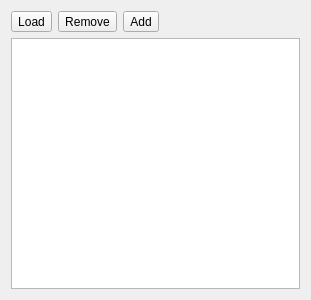
jakimowb/enmapbox_testmigration2, file enmapbox/gui/ui/classificationscheme.ui: the form before one commit.
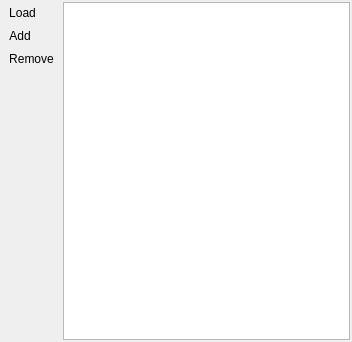
The form after the commit. Icons and pictures are not drawn.

```diff
--- a/enmapbox/gui/ui/classificationscheme.ui
+++ b/enmapbox/gui/ui/classificationscheme.ui
@@ -6,16 +6,34 @@
    <rect>
     <x>0</x>
     <y>0</y>
-    <width>311</width>
-    <height>300</height>
+    <width>352</width>
+    <height>342</height>
    </rect>
   </property>
   <property name="windowTitle">
    <string>Form</string>
   </property>
-  <layout class="QVBoxLayout" name="verticalLayout">
+  <layout class="QHBoxLayout" name="horizontalLayout">
+   <property name="spacing">
+    <number>2</number>
+   </property>
+   <property name="leftMargin">
+    <number>2</number>
+   </property>
+   <property name="topMargin">
+    <number>2</number>
+   </property>
+   <property name="rightMargin">
+    <number>2</number>
+   </property>
+   <property name="bottomMargin">
+    <number>2</number>
+   </property>
    <item>
-    <layout class="QHBoxLayout" name="btnBarClassificationScheme">
+    <layout class="QVBoxLayout" name="verticalLayout">
+     <property name="spacing">
+      <number>2</number>
+     </property>
      <property name="topMargin">
       <number>0</number>
      </property>
@@ -28,16 +46,8 @@
         <iconset resource="resources.qrc">
          <normaloff>:/enmapbox/icons/class.png</normaloff>:/enmapbox/icons/class.png</iconset>
        </property>
-      </widget>
-     </item>
-     <item>
-      <widget class="QToolButton" name="btnRemoveClasses">
-       <property name="text">
-        <string>Remove</string>
-       </property>
-       <property name="icon">
-        <iconset resource="resources.qrc">
-         <normaloff>:/enmapbox/icons/remove_class.png</normaloff>:/enmapbox/icons/remove_class.png</iconset>
+       <property name="autoRaise">
+        <bool>true</bool>
        </property>
       </widget>
      </item>
@@ -50,17 +60,34 @@
         <iconset resource="resources.qrc">
          <normaloff>:/enmapbox/icons/add_class.png</normaloff>:/enmapbox/icons/add_class.png</iconset>
        </property>
+       <property name="autoRaise">
+        <bool>true</bool>
+       </property>
       </widget>
      </item>
      <item>
-      <spacer name="horizontalSpacer">
+      <widget class="QToolButton" name="btnRemoveClasses">
+       <property name="text">
+        <string>Remove</string>
+       </property>
+       <property name="icon">
+        <iconset resource="resources.qrc">
+         <normaloff>:/enmapbox/icons/remove_class.png</normaloff>:/enmapbox/icons/remove_class.png</iconset>
+       </property>
+       <property name="autoRaise">
+        <bool>true</bool>
+       </property>
+      </widget>
+     </item>
+     <item>
+      <spacer name="verticalSpacer">
        <property name="orientation">
-        <enum>Qt::Horizontal</enum>
+        <enum>Qt::Vertical</enum>
        </property>
        <property name="sizeHint" stdset="0">
         <size>
-         <width>40</width>
-         <height>20</height>
+         <width>20</width>
+         <height>40</height>
         </size>
        </property>
       </spacer>
```
